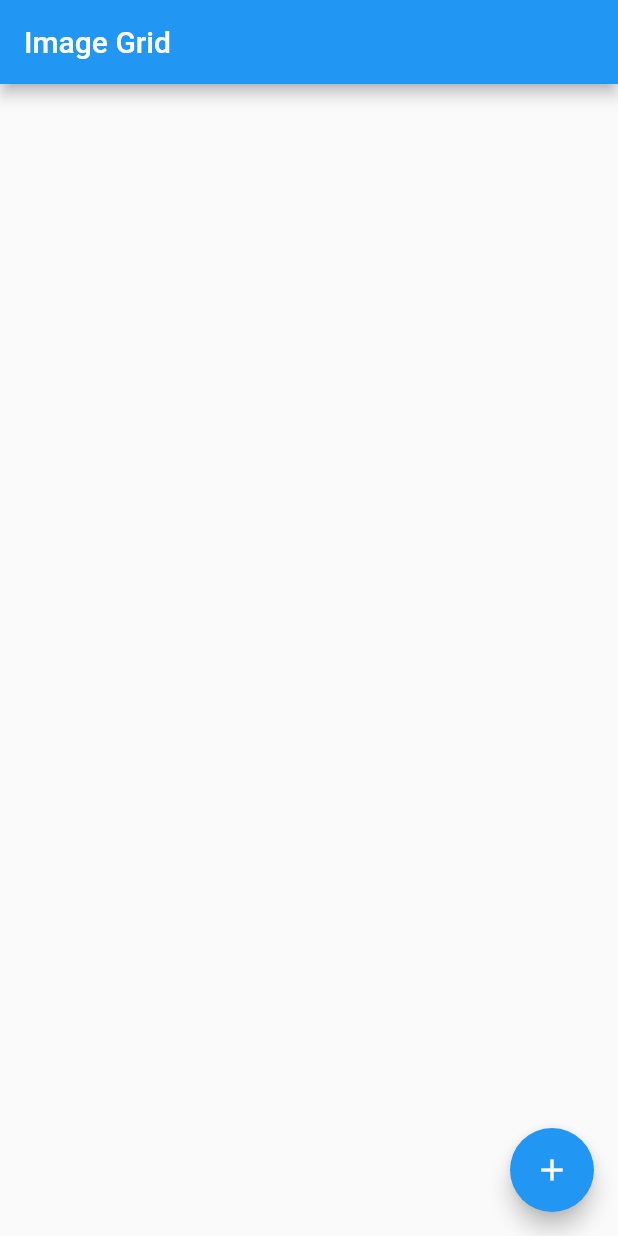
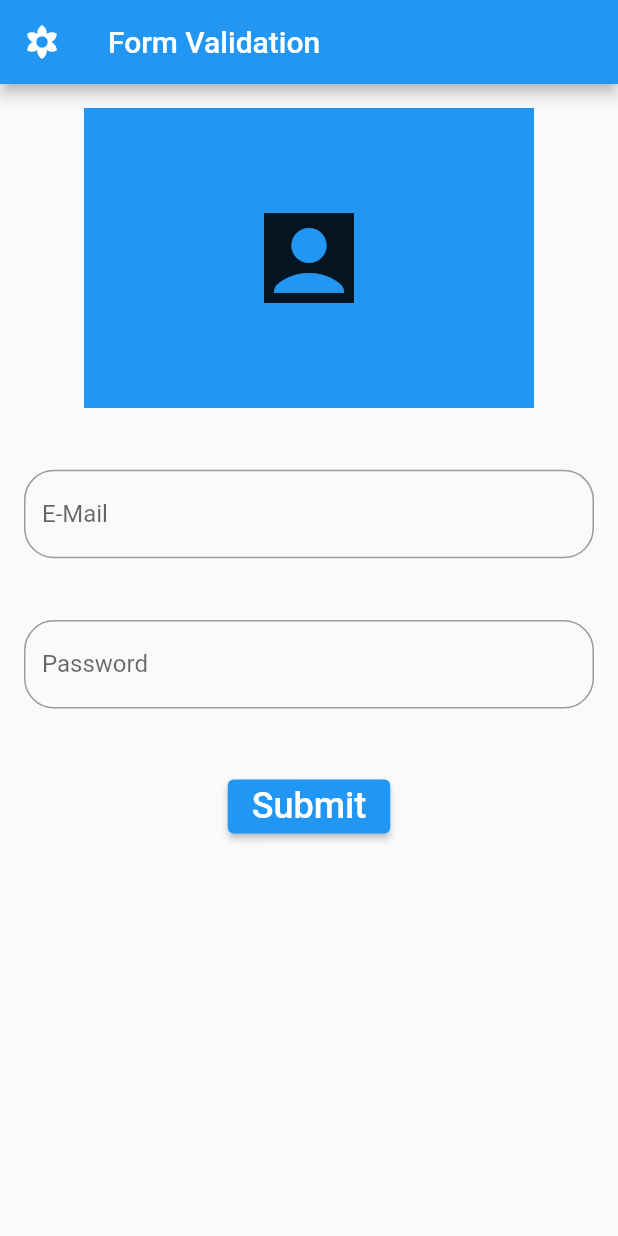
Before and after one commit to DhorajiyaNency07/image_picker_using_shared_preferences, a Flutter app: the screen it shows after launch, on a phone screen of 412 x 824 dp. Run offline on Flutter 3.47's test engine with Material 2 defaults, Android fonts, the phone set to English and light mode, and no system bars; our stand-ins replace image_picker, shared_preferences.

Commit message:
10/03/2023

```diff
--- a/lib/main.dart
+++ b/lib/main.dart
@@ -1,5 +1,6 @@
 import 'package:flutter/material.dart';
-import 'image_grid_screen.dart';
+import 'screens/image_grid_screen.dart';
+import 'screens/image_picker_with_login/profile_screen.dart';
 
 void main() {
   runApp(const MyApp());
@@ -15,7 +16,8 @@ class MyApp extends StatelessWidget {
       theme: ThemeData(
         primarySwatch: Colors.blue,
       ),
-      home: const ImageGrid(),
+      // home: const ImageGrid(),
+      home: const LoginScreen(),
     );
   }
 }
--- /dev/null
+++ b/lib/models/email_pass_model.dart
@@ -0,0 +1,6 @@
+class LoginModel {
+  final String? emailController;
+  final String? passwordController;
+
+  LoginModel({this.emailController, this.passwordController});
+}
--- /dev/null
+++ b/lib/screens/image_picker_with_login/profile_screen.dart
@@ -0,0 +1,160 @@
+import 'dart:io';
+
+import 'package:flutter/material.dart';
+import 'package:image_picker/image_picker.dart';
+import 'package:image_picker_using_shared_preferences/screens/image_picker_with_login/image_home_screen.dart';
+
+import '../../models/email_pass_model.dart';
+
+class LoginScreen extends StatefulWidget {
+  final LoginModel? item;
+  const LoginScreen({Key? key, this.item}) : super(key: key);
+
+  @override
+  State<LoginScreen> createState() => _LoginScreenState();
+}
+
+class _LoginScreenState extends State<LoginScreen> {
+  TextEditingController emailController = TextEditingController();
+  TextEditingController passwordController = TextEditingController();
+  final _formKey = GlobalKey<FormState>();
+  final ImagePicker picker = ImagePicker();
+  XFile? image;
+  var isLoading = false;
+
+
+  @override
+  void initState() {
+    if (widget.item != null) {
+      emailController.text = widget.item!.emailController!;
+      passwordController.text = widget.item!.passwordController!;
+    }
+    // TODO: implement initState
+    super.initState();
+  }
+
+  @override
+  Widget build(BuildContext context) {
+    return Scaffold(
+      resizeToAvoidBottomInset: false,
+      appBar: AppBar(
+        title: const Text("Form Validation"),
+        leading: const Icon(Icons.filter_vintage),
+      ),
+      //body
+      body: Padding(
+        padding: const EdgeInsets.all(16.0),
+        //form
+        child: Form(
+          key: _formKey,
+          child: Column(
+            children: [
+              InkWell(
+                onTap: () {
+                  getImage();
+                  setState(() {});
+                },
+                child: Container(
+                    height: 200,
+                    width: 300,
+                    color: Colors.blue,
+                    child: image == null
+                        ? const Icon(Icons.account_box_sharp,size: 80,)
+                        : Image.file(
+                      File(image!.path),
+                      height: 100,
+                      width: 200,
+                    )),
+              ),
+              //styling
+              SizedBox(
+                height: MediaQuery.of(context).size.width * 0.1,
+              ),
+              TextFormField(
+                decoration: InputDecoration(
+                    border: OutlineInputBorder(
+                      borderSide: const BorderSide(
+                        color: Colors.black,
+                      ),
+                      borderRadius: BorderRadius.circular(20),
+                    ),
+                    labelText: 'E-Mail'),
+                keyboardType: TextInputType.emailAddress,
+                onFieldSubmitted: (value) {
+                  //Validator
+                },
+                validator: (value) {
+                  if (value!.isEmpty ||
+                      !RegExp(r"^[a-zA-Z0-9.a-zA-Z0-9.!#$%&'*+-/=?^_`{|}~]+@[a-zA-Z0-9]+\.[a-zA-Z]+")
+                          .hasMatch(value)) {
+                    return 'Enter a valid email!';
+                  }
+                  return null;
+                },
+              ),
+              //box styling
+              SizedBox(
+                height: MediaQuery.of(context).size.width * 0.1,
+              ),
+              //text input
+              TextFormField(
+                decoration: InputDecoration(
+                    border: OutlineInputBorder(
+                      borderSide: const BorderSide(
+                        color: Colors.black,
+                      ),
+                      borderRadius: BorderRadius.circular(20),
+                    ),
+                    labelText: 'Password'),
+                keyboardType: TextInputType.emailAddress,
+                onFieldSubmitted: (value) {},
+                obscureText: true,
+                validator: (value) {
+                  if (value!.isEmpty ||
+                      !RegExp(r'^(?=.*?[A-Z])(?=.*?[a-z])(?=.*?[0-9])(?=.*?[!@#\$&*~]).{8,}$')
+                          .hasMatch(value)) {
+                    return 'Enter a valid Password!';
+                  }
+                  return null;
+                },
+              ),
+              SizedBox(
+                height: MediaQuery.of(context).size.width * 0.1,
+              ),
+              ElevatedButton(
+                child: const Text(
+                  "Submit",
+                  style: TextStyle(
+                    fontSize: 24.0,
+                  ),
+                ),
+                onPressed: () {
+                  submit();
+                },
+              )
+            ],
+          ),
+        ),
+      ),
+    );
+  }
+
+  submit() {
+    final isValid = _formKey.currentState?.validate();
+    if (!isValid!) {
+      return;
+    }
+    _formKey.currentState?.save();
+
+    Navigator.push(
+        context,
+        MaterialPageRoute(
+          builder: (context) => const ImageHomeScreen(),
+        ));
+  }
+
+  getImage() async {
+    image = await picker.pickImage(source: ImageSource.gallery);
+    setState(() {});
+  }
+}
```
Also changed, not shown: lib/screens/image_picker_with_login/image_home_screen.dart (added, +22 -0 lines), lib/screens/image_grid_screen.dart (renamed from lib/image_grid_screen.dart).
